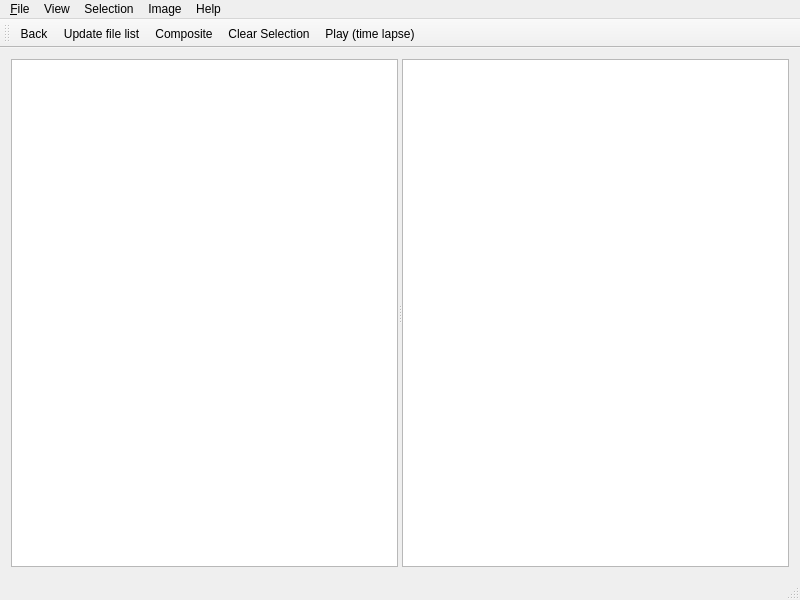
Old version of the form src/ui/mainwindow.ui in the repository zuf/startrailer.
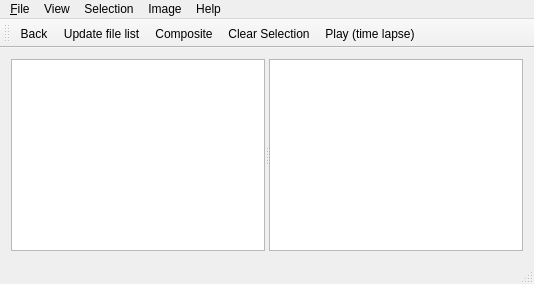
New version of the form. Custom widgets are drawn as their Qt base class.

The edit to the form file:
```diff
--- a/src/ui/mainwindow.ui
+++ b/src/ui/mainwindow.ui
@@ -2,18 +2,22 @@
 <ui version="4.0">
  <class>MainWindow</class>
  <widget class="QMainWindow" name="MainWindow">
-  <property name="geometry">
-   <rect>
-    <x>0</x>
-    <y>0</y>
-    <width>800</width>
-    <height>600</height>
-   </rect>
+  <property name="sizePolicy">
+   <sizepolicy hsizetype="Preferred" vsizetype="Preferred">
+    <horstretch>1</horstretch>
+    <verstretch>1</verstretch>
+   </sizepolicy>
   </property>
   <property name="windowTitle">
    <string>StarTrailer</string>
   </property>
   <widget class="QWidget" name="centralWidget">
+   <property name="sizePolicy">
+    <sizepolicy hsizetype="Preferred" vsizetype="Preferred">
+     <horstretch>0</horstretch>
+     <verstretch>0</verstretch>
+    </sizepolicy>
+   </property>
    <property name="autoFillBackground">
     <bool>false</bool>
    </property>
@@ -81,7 +85,7 @@
     <rect>
      <x>0</x>
      <y>0</y>
-     <width>800</width>
+     <width>1112</width>
      <height>23</height>
     </rect>
    </property>
```
Left out of the diff: 36 changed lines with no effect on the pictures.
